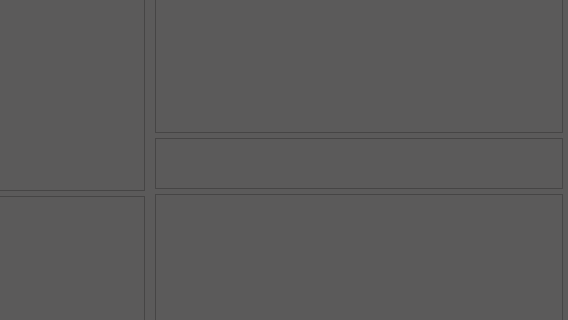
Above: ui/ui_main.ui from saberrin/EIS_GUI before the change; both pictures show x 481 to 1049 and y 236 to 556 of the 1049 by 645 pixel window. Below: the same form after it.
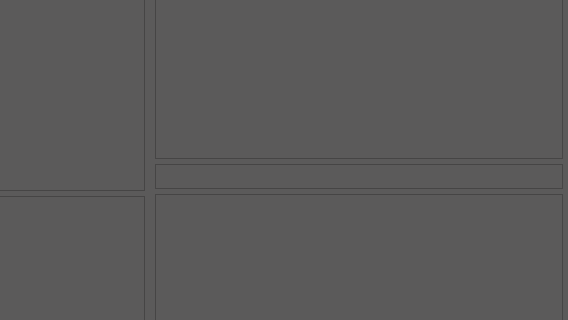
That is the form after the change. Icons and pictures are not drawn.

The edit to the form file:
```diff
--- a/ui/ui_main.ui
+++ b/ui/ui_main.ui
@@ -844,7 +844,7 @@
                       <property name="sizePolicy">
                        <sizepolicy hsizetype="Preferred" vsizetype="Preferred">
                         <horstretch>0</horstretch>
-                        <verstretch>17</verstretch>
+                        <verstretch>37</verstretch>
                        </sizepolicy>
                       </property>
                       <property name="frameShape">
@@ -888,7 +888,7 @@
                       </property>
                       <layout class="QHBoxLayout" name="horizontalLayout_32">
                        <property name="spacing">
-                        <number>5</number>
+                        <number>0</number>
                        </property>
                        <property name="leftMargin">
                         <number>0</number>
@@ -910,7 +910,7 @@
                       <property name="sizePolicy">
                        <sizepolicy hsizetype="Expanding" vsizetype="Expanding">
                         <horstretch>0</horstretch>
-                        <verstretch>8</verstretch>
+                        <verstretch>16</verstretch>
                        </sizepolicy>
                       </property>
                      </widget>
@@ -920,7 +920,7 @@
                       <property name="sizePolicy">
                        <sizepolicy hsizetype="Preferred" vsizetype="Preferred">
                         <horstretch>0</horstretch>
-                        <verstretch>2</verstretch>
+                        <verstretch>4</verstretch>
                        </sizepolicy>
                       </property>
                       <property name="frameShape">
```
